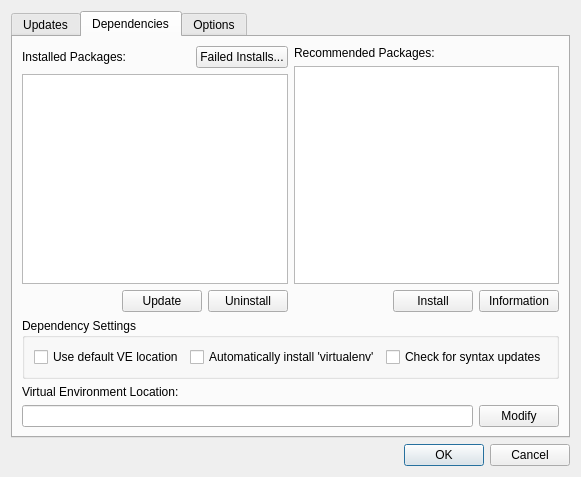
This is mapclient/tools/qt/advanceddialog.ui in MusculoskeletalAtlasProject/mapclient-src as Qt 5 draws it before an edit. The edited form follows.
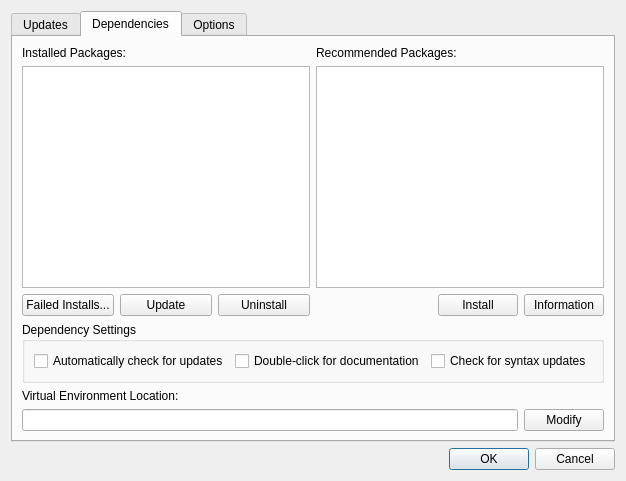
This is the edited form. The open tabs and pages were chosen to show the change. Icons and pictures are not drawn.

Diff of the .ui file:
```diff
--- a/mapclient/tools/qt/advanceddialog.ui
+++ b/mapclient/tools/qt/advanceddialog.ui
@@ -6,8 +6,8 @@
    <rect>
     <x>0</x>
     <y>0</y>
-    <width>540</width>
-    <height>477</height>
+    <width>573</width>
+    <height>481</height>
    </rect>
   </property>
   <property name="windowTitle">
@@ -138,13 +138,13 @@
       <attribute name="title">
        <string>Dependencies</string>
       </attribute>
-      <layout class="QVBoxLayout" name="verticalLayout_13">
-       <item>
-        <layout class="QHBoxLayout" name="horizontalLayout_14">
-         <item>
+      <layout class="QGridLayout" name="gridLayout_4">
+       <item row="0" column="0">
           <layout class="QVBoxLayout" name="verticalLayout_10">
            <item>
-            <layout class="QHBoxLayout" name="horizontalLayout_13">
+          <layout class="QHBoxLayout" name="horizontalLayout_8">
+           <item>
+            <layout class="QVBoxLayout" name="verticalLayout_5">
              <item>
               <widget class="QLabel" name="label_8">
                <property name="text">
@@ -153,18 +153,10 @@
               </widget>
              </item>
              <item>
-              <spacer name="horizontalSpacer_6">
-               <property name="orientation">
-                <enum>Qt::Horizontal</enum>
-               </property>
-               <property name="sizeHint" stdset="0">
-                <size>
-                 <width>40</width>
-                 <height>20</height>
-                </size>
-               </property>
-              </spacer>
+              <widget class="QListWidget" name="installedPackagesList"/>
              </item>
+             <item>
+              <layout class="QHBoxLayout" name="horizontalLayout_9">
              <item>
               <widget class="QPushButton" name="failedInstallsButton">
                <property name="minimumSize">
@@ -178,26 +170,6 @@
                </property>
               </widget>
              </item>
-            </layout>
-           </item>
-           <item>
-            <widget class="QListWidget" name="installedPackagesList"/>
-           </item>
-           <item>
-            <layout class="QHBoxLayout" name="horizontalLayout_9">
-             <item>
-              <spacer name="horizontalSpacer_4">
-               <property name="orientation">
-                <enum>Qt::Horizontal</enum>
-               </property>
-               <property name="sizeHint" stdset="0">
-                <size>
-                 <width>40</width>
-                 <height>20</height>
-                </size>
-               </property>
-              </spacer>
-             </item>
              <item>
               <widget class="QPushButton" name="updatePackages">
                <property name="text">
@@ -274,14 +246,14 @@
             <item>
              <widget class="QCheckBox" name="defaultVELocationCheckBox">
               <property name="text">
-               <string>Use default VE location</string>
+                 <string>Automatically check for updates</string>
               </property>
              </widget>
             </item>
             <item>
              <widget class="QCheckBox" name="virtualenvCheckBox">
               <property name="text">
-               <string>Automatically install 'virtualenv'</string>
+                 <string>Double-click for documentation</string>
               </property>
              </widget>
             </item>
@@ -323,6 +295,8 @@
         </layout>
        </item>
       </layout>
+       </item>
+      </layout>
      </widget>
      <widget class="QWidget" name="optionsTab">
       <attribute name="title">
@@ -528,31 +502,6 @@
          </item>
         </layout>
        </item>
-       <item>
-        <layout class="QVBoxLayout" name="verticalLayout_5">
-         <item>
-          <widget class="QLabel" name="label_6">
-           <property name="text">
-            <string>pyvenv.py Location:</string>
-           </property>
-          </widget>
-         </item>
-         <item>
-          <layout class="QHBoxLayout" name="horizontalLayout_8">
-           <item>
-            <widget class="QLineEdit" name="pyvenvDir"/>
-           </item>
-           <item>
-            <widget class="QPushButton" name="locateButton_2">
-             <property name="text">
-              <string>...</string>
-             </property>
-            </widget>
-           </item>
-          </layout>
-         </item>
-        </layout>
-       </item>
        <item>
         <layout class="QVBoxLayout" name="verticalLayout_4">
          <item>
```
Lines whose indentation alone changed are shown as unchanged.
